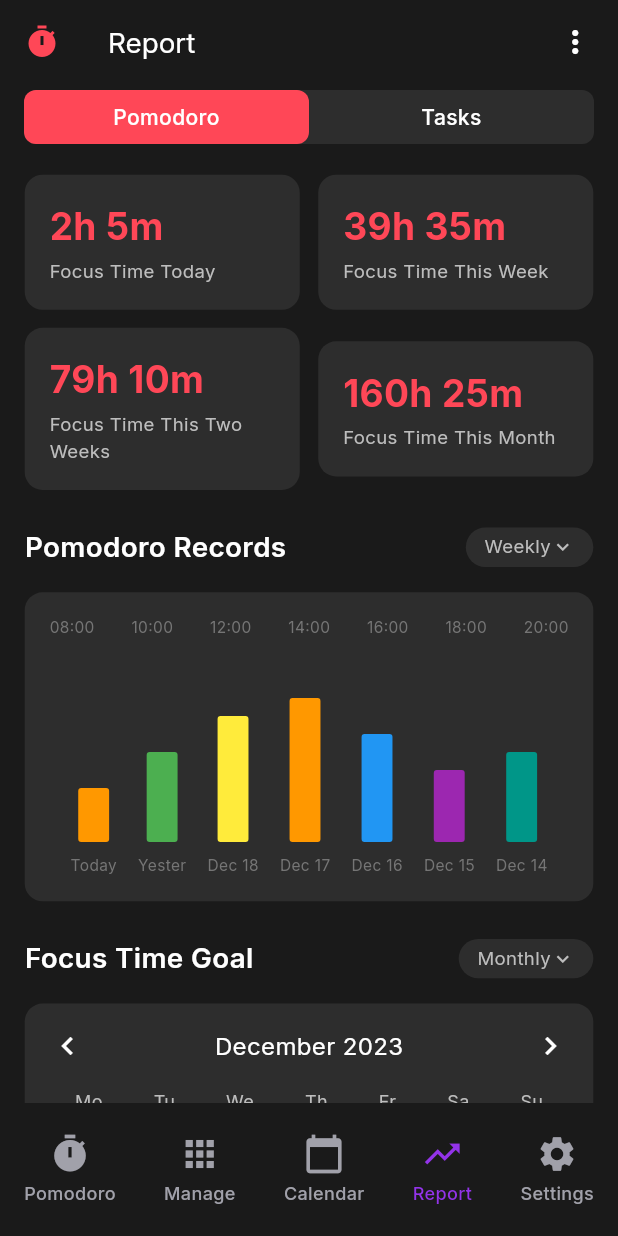
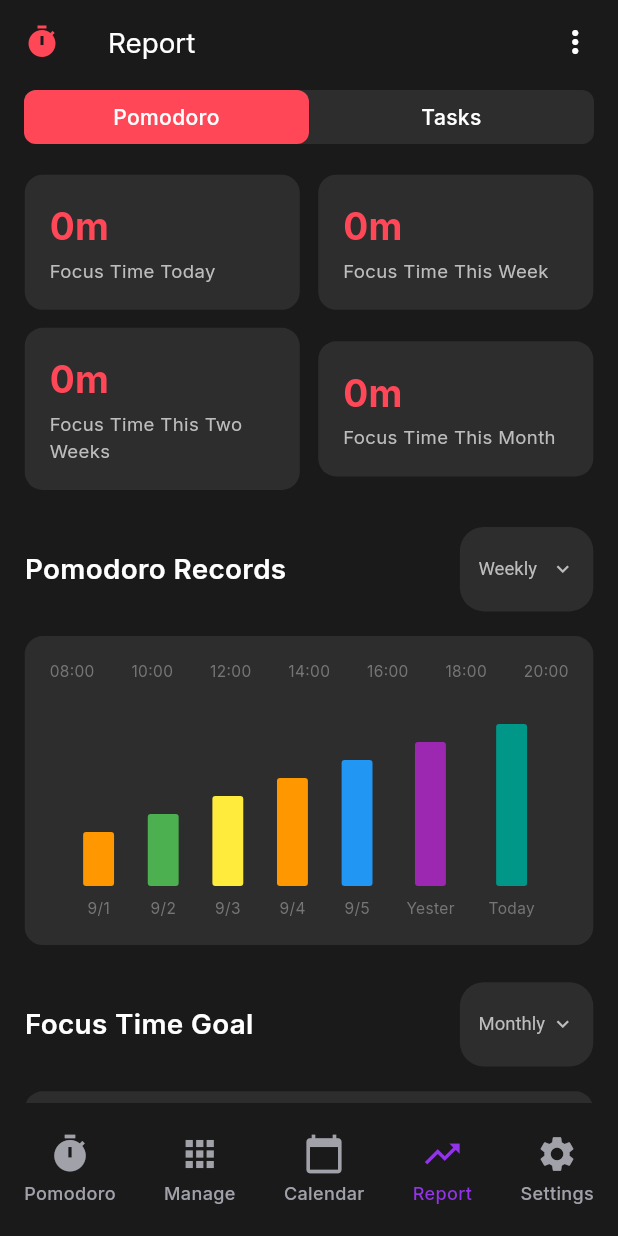
Before and after one commit to AccessibleDitto/4bit_hackit, a Flutter app: the ReportScreen screen opened directly, on a phone screen of 412 x 824 dp. Run offline on Flutter 3.47's test engine with Material 3 defaults, Android fonts, the phone set to English and light mode, and no system bars; our stand-ins replace calendar_view, cloud_firestore, confetti, firebase_auth, firebase_core, fl_chart and 5 more; accounts and stored records are empty.

Commit message:
add dropdown options for report, fix chart/calendar labels, improve report view and layout

```diff
--- a/flutter_application_4bit/lib/report.dart
+++ b/flutter_application_4bit/lib/report.dart
@@ -1,6 +1,7 @@
 import 'package:flutter/material.dart';
 import 'package:fl_chart/fl_chart.dart';
 import 'widgets/navigation_widgets.dart';
+import 'services/user_stats_service.dart';
 
 class ReportScreen extends StatefulWidget {
   @override
@@ -10,6 +11,19 @@ class ReportScreen extends StatefulWidget {
 class _ReportScreenState extends State<ReportScreen> {
   bool isPomodoroTab = true;
   int selectedTabIndex = 0;
+
+  // Dropdown selections for each section
+  String pomodoroRecordsRange = 'Weekly';
+  String focusTimeGoalRange = 'Monthly';
+  String focusTimeChartRange = 'Biweekly';
+  String focusTimeTasksRange = 'Weekly';
+  String projectTimeDistributionRange = 'Weekly';
+  String taskChartRange = 'Weekly';
+  final List<String> rangeOptions = ['Weekly', 'Monthly', 'Biweekly'];
+
+  // Calendar state
+  int displayedMonth = DateTime.now().month;
+  int displayedYear = DateTime.now().year;
 
   @override
   Widget build(BuildContext context) {
@@ -104,11 +118,11 @@ class _ReportScreenState extends State<ReportScreen> {
           Row(
             children: [
               Expanded(
-                child: _buildStatCard('2h 5m', 'Focus Time Today'),
+                child: _buildStatCard(UserStats().todayFocusTime, 'Focus Time Today'),
               ),
               SizedBox(width: MediaQuery.of(context).size.width * 0.03),
               Expanded(
-                child: _buildStatCard('39h 35m', 'Focus Time This Week'),
+                child: _buildStatCard(UserStats().weekFocusTime, 'Focus Time This Week'),
               ),
             ],
           ),
@@ -116,11 +130,11 @@ class _ReportScreenState extends State<ReportScreen> {
           Row(
             children: [
               Expanded(
-                child: _buildStatCard('79h 10m', 'Focus Time This Two Weeks'),
+                child: _buildStatCard(UserStats().twoWeeksFocusTime, 'Focus Time This Two Weeks'),
               ),
               SizedBox(width: MediaQuery.of(context).size.width * 0.03),
               Expanded(
-                child: _buildStatCard('160h 25m', 'Focus Time This Month'),
+                child: _buildStatCard(UserStats().monthFocusTime, 'Focus Time This Month'),
               ),
             ],
           ),
@@ -128,23 +142,39 @@ class _ReportScreenState extends State<ReportScreen> {
           SizedBox(height: MediaQuery.of(context).size.height * 0.03),
 
           // Pomodoro Records
-          _buildSectionHeader('Pomodoro Records', 'Weekly'),
+          _buildSectionHeaderWithDropdown('Pomodoro Records', pomodoroRecordsRange, (String? newValue) {
+            setState(() {
+              pomodoroRecordsRange = newValue!;
+            });
+          }),
           SizedBox(height: MediaQuery.of(context).size.height * 0.02),
           _buildPomodoroChart(),
 
           SizedBox(height: MediaQuery.of(context).size.height * 0.03),
 
           // Focus Time Goal
-          _buildSectionHeader('Focus Time Goal', 'Monthly'),
+          _buildSectionHeaderWithDropdown('Focus Time Goal', focusTimeGoalRange, (String? newValue) {
+            setState(() {
+              focusTimeGoalRange = newValue!;
+            });
+          }),
           SizedBox(height: MediaQuery.of(context).size.height * 0.02),
           _buildCalendarView(),
 
           SizedBox(height: MediaQuery.of(context).size.height * 0.03),
 
           // Focus Time Chart
-          _buildSectionHeader('Focus Time Chart', 'Biweekly'),
+          _buildSectionHeaderWithDropdown('Focus Time Chart', focusTimeChartRange, (String? newValue) {
+            setState(() {
+              focusTimeChartRange = newValue!;
+            });
+          }),
           SizedBox(height: MediaQuery.of(context).size.height * 0.02),
           _buildFocusTimeChart(),
+          Padding(
+            padding: EdgeInsets.only(top: 4, left: 8),
+            child: Text('in hours', style: TextStyle(color: Colors.grey[400], fontSize: 12)),
+          ),
         ],
       ),
     );
@@ -184,23 +214,39 @@ class _ReportScreenState extends State<ReportScreen> {
           SizedBox(height: MediaQuery.of(context).size.height * 0.03),
 
           // Focus Time Tasks
-          _buildSectionHeader('Focus Time', 'Tasks'),
+          _buildSectionHeaderWithDropdown('Focus Time', focusTimeTasksRange, (String? newValue) {
+            setState(() {
+              focusTimeTasksRange = newValue!;
+            });
+          }),
           SizedBox(height: MediaQuery.of(context).size.height * 0.02),
           _buildTaskList(),
 
           SizedBox(height: MediaQuery.of(context).size.height * 0.03),
 
           // Project Time Distribution
-          _buildSectionHeader('Project Time Distribution', 'Weekly'),
+          _buildSectionHeaderWithDropdown('Project Time Distribution', projectTimeDistributionRange, (String? newValue) {
+            setState(() {
+              projectTimeDistributionRange = newValue!;
+            });
+          }),
           SizedBox(height: MediaQuery.of(context).size.height * 0.02),
           _buildProjectDistributionChart(),
 
           SizedBox(height: MediaQuery.of(context).size.height * 0.03),
 
           // Task Chart
-          _buildSectionHeader('Task Chart', 'Biweekly'),
+          _buildSectionHeaderWithDropdown('Task Chart', taskChartRange, (String? newValue) {
+            setState(() {
+              taskChartRange = newValue!;
+            });
+          }),
           SizedBox(height: MediaQuery.of(context).size.height * 0.02),
           _buildTaskChart(),
+          Padding(
+            padding: EdgeInsets.only(top: 4, left: 8),
+            child: Text('no. of tasks completed', style: TextStyle(color: Colors.grey[400], fontSize: 12)),
+          ),
         ],
       ),
     );
@@ -237,7 +283,7 @@ class _ReportScreenState extends State<ReportScreen> {
     );
   }
 
-  Widget _buildSectionHeader(String title, String subtitle) {
+  Widget _buildSectionHeaderWithDropdown(String title, String selectedValue, ValueChanged<String?> onChanged, {List<String>? options}) {
     return Row(
       mainAxisAlignment: MainAxisAlignment.spaceBetween,
       children: [
@@ -258,15 +304,21 @@ class _ReportScreenState extends State<ReportScreen> {
             color: Color(0xFF2D2D2D),
             borderRadius: BorderRadius.circular(16),
           ),
-          child: Row(
-            mainAxisSize: MainAxisSize.min,
-            children: [
-              Text(
-                subtitle,
+          child: DropdownButtonHideUnderline(
+            child: DropdownButton<String>(
+              value: selectedValue,
+              icon: Icon(Icons.keyboard_arrow_down, color: Colors.grey[400], size: 16),
+              dropdownColor: Color(0xFF2D2D2D),
               style: TextStyle(color: Colors.grey[400], fontSize: MediaQuery.of(context).size.width * 0.03),
+              itemHeight: 48,
+              items: rangeOptions.map((String value) {
+                return DropdownMenuItem<String>(
+                  value: value,
+                  child: Text(value),
+                );
+              }).toList(),
+              onChanged: onChanged,
             ),
-              Icon(Icons.keyboard_arrow_down, color: Colors.grey[400], size: 16),
-            ],
           ),
         ),
       ],
@@ -299,15 +351,18 @@ class _ReportScreenState extends State<ReportScreen> {
             child: Row(
               mainAxisAlignment: MainAxisAlignment.spaceEvenly,
               crossAxisAlignment: CrossAxisAlignment.end,
-              children: [
-                _buildPomodoroBar(Colors.orange, 0.3, 'Today'),
-                _buildPomodoroBar(Colors.green, 0.5, 'Yester'),
-                _buildPomodoroBar(Colors.yellow, 0.7, 'Dec 18'),
-                _buildPomodoroBar(Colors.orange, 0.8, 'Dec 17'),
-                _buildPomodoroBar(Colors.blue, 0.6, 'Dec 16'),
-                _buildPomodoroBar(Colors.purple, 0.4, 'Dec 15'),
-                _buildPomodoroBar(Colors.teal, 0.5, 'Dec 14'),
-              ],
+              children: List.generate(7, (i) {
+                final date = DateTime.now().subtract(Duration(days: 6 - i));
+                final label = i == 6
+                  ? 'Today'
+                  : i == 5
+                    ? 'Yester'
+                    : '${date.month}/${date.day}';
+                // TODO: Replace 0.3 + i*0.1 with actual focus time value for that day
+                final value = 0.3 + i * 0.1;
+                final colorList = [Colors.orange, Colors.green, Colors.yellow, Colors.orange, Colors.blue, Colors.purple, Colors.teal];
+                return _buildPomodoroBar(colorList[i % colorList.length], value, label);
+              }),
             ),
           ),
         ],
@@ -347,6 +402,8 @@ class _ReportScreenState extends State<ReportScreen> {
   }
 
   Widget _buildCalendarView() {
+    final monthName = _monthName(displayedMonth);
+    final year = displayedYear;
     return Container(
       padding: EdgeInsets.all(MediaQuery.of(context).size.width * 0.04),
       decoration: BoxDecoration(
@@ -358,12 +415,36 @@ class _ReportScreenState extends State<ReportScreen> {
           Row(
             mainAxisAlignment: MainAxisAlignment.spaceBetween,
             children: [
-              Icon(Icons.chevron_left, color: Colors.white),
+              GestureDetector(
+                onTap: () {
+                  setState(() {
+                    if (displayedMonth == 1) {
+                      displayedMonth = 12;
+                      displayedYear--;
+                    } else {
+                      displayedMonth--;
+                    }
+                  });
+                },
+                child: Icon(Icons.chevron_left, color: Colors.white),
+              ),
               Text(
-                'December 2023',
+                '$monthName $year',
                 style: TextStyle(color: Colors.white, fontSize: 16),
               ),
-              Icon(Icons.chevron_right, color: Colors.white),
+              GestureDetector(
+                onTap: () {
+                  setState(() {
+                    if (displayedMonth == 12) {
+                      displayedMonth = 1;
+                      displayedYear++;
+                    } else {
+                      displayedMonth++;
+                    }
+                  });
+                },
+                child: Icon(Icons.chevron_right, color: Colors.white),
+              ),
             ],
           ),
           SizedBox(height: 16),
@@ -377,35 +458,49 @@ class _ReportScreenState extends State<ReportScreen> {
                 .toList(),
           ),
           SizedBox(height: 8),
-          _buildCalendarGrid(),
+          _buildCalendarGridDynamic(displayedYear, displayedMonth),
         ],
       ),
     );
   }
 
-  Widget _buildCalendarGrid() {
-    return Column(
-      children: [
-        for (int week = 0; week < 5; week++)
-          Padding(
+  Widget _buildCalendarGridDynamic(int year, int month) {
+  final firstDayOfMonth = DateTime(year, month, 1);
+  final lastDayOfMonth = DateTime(year, month + 1, 0);
+    final daysInMonth = lastDayOfMonth.day;
+    final firstWeekday = (firstDayOfMonth.weekday == 7) ? 0 : firstDayOfMonth.weekday; // Monday=1, Sunday=7
+    final today = DateTime.now();
+    List<Widget> rows = [];
+    int dayCounter = 1;
+    for (int week = 0; week < 6; week++) {
+      List<Widget> days = [];
+      for (int weekday = 1; weekday <= 7; weekday++) {
+    // cellIndex not used, removed
+        if (week == 0 && weekday < firstWeekday) {
+          days.add(_buildCalendarDayDynamic(null, false, false, false));
+        } else if (dayCounter > daysInMonth) {
+          days.add(_buildCalendarDayDynamic(null, false, false, false));
+        } else {
+          bool isToday = (dayCounter == today.day && month == today.month && year == today.year);
+          // TODO: Replace hasActivity with real data if available
+          bool hasActivity = false;
+          days.add(_buildCalendarDayDynamic(dayCounter, true, hasActivity, isToday));
+          dayCounter++;
+        }
+      }
+      rows.add(Padding(
         padding: EdgeInsets.symmetric(vertical: 4),
         child: Row(
           mainAxisAlignment: MainAxisAlignment.spaceAround,
-              children: [
-                for (int day = 1; day <= 7; day++)
-                  _buildCalendarDay(week * 7 + day - 6),
-              ],
+          children: days,
         ),
-          ),
-      ],
-    );
+      ));
+      if (dayCounter > daysInMonth) break;
+    }
+    return Column(children: rows);
   }
 
-  Widget _buildCalendarDay(int dayNumber) {
-    bool isActive = dayNumber > 0 && dayNumber <= 31;
-    bool hasActivity = dayNumber > 0 && dayNumber <= 20;
-    bool isToday = dayNumber == 1;
-
+  Widget _buildCalendarDayDynamic(int? dayNumber, bool isActive, bool hasActivity, bool isToday) {
     return Container(
       width: MediaQuery.of(context).size.width * 0.08,
       height: MediaQuery.of(context).size.width * 0.08,
@@ -416,7 +511,7 @@ class _ReportScreenState extends State<ReportScreen> {
       ),
       child: Center(
         child: Text(
-          isActive ? dayNumber.toString() : '',
+          isActive && dayNumber != null ? dayNumber.toString() : '',
           style: TextStyle(
             color: hasActivity ? Colors.white : Colors.grey[600],
             fontSize: 14,
@@ -425,6 +520,14 @@ class _ReportScreenState extends State<ReportScreen> {
         ),
       ),
     );
+  }
+  String _monthName(int month) {
+    const months = [
+      '',
+      'January', 'February', 'March', 'April', 'May', 'June',
+      'July', 'August', 'September', 'October', 'November', 'December'
+    ];
+    return months[month];
   }
 
   Widget _buildFocusTimeChart() {
@@ -556,7 +659,7 @@ class _ReportScreenState extends State<ReportScreen> {
 
   Widget _buildProjectDistributionChart() {
     return Container(
-      height: MediaQuery.of(context).size.height * 0.25,
+      height: MediaQuery.of(context).size.height * 0.30,
       padding: EdgeInsets.all(16),
       decoration: BoxDecoration(
         color: Color(0xFF2D2D2D),
--- a/flutter_application_4bit/lib/services/task_manager.dart
+++ b/flutter_application_4bit/lib/services/task_manager.dart
@@ -26,6 +26,17 @@ class TaskManager {
   int get totalFocusTimeFromTasks {
     return completedTasks.fold(0, (sum, task) => sum + (task.timeSpent * 60).round()); // Convert hours to minutes
   }
+
+  int get todayFocusTimeFromTasks {
+    final today = DateTime.now();
+    return completedTasks.where((task) {
+      if (task.scheduledFor == null) return false;
+      return task.scheduledFor!.year == today.year &&
+              task.scheduledFor!.month == today.month &&
+              task.scheduledFor!.day == today.day;
+    }).fold(0, (sum, task) => sum + (task.timeSpent * 60).round());
+  }
+
   int get todayCompletedTasks {
     final today = DateTime.now();
     return completedTasks.where((task) {
--- a/flutter_application_4bit/lib/services/user_stats_service.dart
+++ b/flutter_application_4bit/lib/services/user_stats_service.dart
@@ -4,6 +4,81 @@ import 'task_manager.dart';
 import 'firebase_service.dart';
 
 class UserStats {
+  // Store and calculate in minutes; display in hours + minutes
+  int get weekFocusTimeMinutes {
+    final now = DateTime.now();
+    final startOfWeek = now.subtract(Duration(days: now.weekday - 1));
+    return _taskManager.completedTasks.where((task) {
+      if (task.scheduledFor == null) return false;
+      final d = task.scheduledFor!;
+      return d.isAfter(startOfWeek.subtract(const Duration(seconds: 1))) && d.isBefore(now.add(const Duration(days: 1)));
+    }).fold(0, (sum, task) => sum + (task.timeSpent * 60).round());
+  }
+
+  String get weekFocusTime {
+    final minutes = weekFocusTimeMinutes;
+    final hours = minutes ~/ 60;
+    final mins = minutes % 60;
+    if (hours > 0) {
+      return '${hours}h ${mins}m';
+    }
+    return '${mins}m';
+  }
+
+  int get twoWeeksFocusTimeMinutes {
+    final now = DateTime.now();
+    final start = now.subtract(const Duration(days: 13));
+    return _taskManager.completedTasks.where((task) {
+      if (task.scheduledFor == null) return false;
+      final d = task.scheduledFor!;
+      return d.isAfter(start.subtract(const Duration(seconds: 1))) && d.isBefore(now.add(const Duration(days: 1)));
+    }).fold(0, (sum, task) => sum + (task.timeSpent * 60).round());
+  }
+
+  String get twoWeeksFocusTime {
+    final minutes = twoWeeksFocusTimeMinutes;
+    final hours = minutes ~/ 60;
+    final mins = minutes % 60;
+    if (hours > 0) {
+      return '${hours}h ${mins}m';
+    }
+    return '${mins}m';
+  }
+
+  int get monthFocusTimeMinutes {
+    final now = DateTime.now();
+    final start = DateTime(now.year, now.month, 1);
+    return _taskManager.completedTasks.where((task) {
+      if (task.scheduledFor == null) return false;
+      final d = task.scheduledFor!;
+      return d.isAfter(start.subtract(const Duration(seconds: 1))) && d.isBefore(now.add(const Duration(days: 1)));
+    }).fold(0, (sum, task) => sum + (task.timeSpent * 60).round());
+  }
+
+  String get monthFocusTime {
+    final minutes = monthFocusTimeMinutes;
+    final hours = minutes ~/ 60;
+    final mins = minutes % 60;
+    if (hours > 0) {
+      return '${hours}h ${mins}m';
+    }
+    return '${mins}m';
+  }
+  // Returns total focus time for today (in minutes)
+  int get todayFocusTimeMinutes {
+    // If track by pomodoros per day, add that here. For now, it only sums up by tasks, not pomodoros.
+    return _taskManager.todayFocusTimeFromTasks;
+  }
+
+  String get todayFocusTime {
+    final minutes = todayFocusTimeMinutes;
+    final hours = minutes ~/ 60;
+    final mins = minutes % 60;
+    if (hours > 0) {
+      return '${hours}h ${mins}m';
+    }
+    return '${mins}m';
+  }
   static final UserStats _instance = UserStats._internal();
   factory UserStats() => _instance;
   UserStats._internal();
```
Lines whose indentation alone changed are shown as unchanged.
